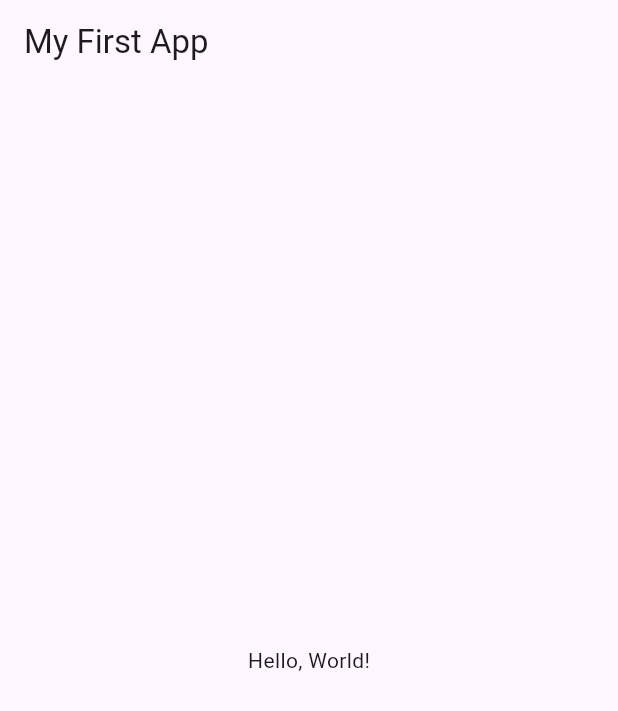
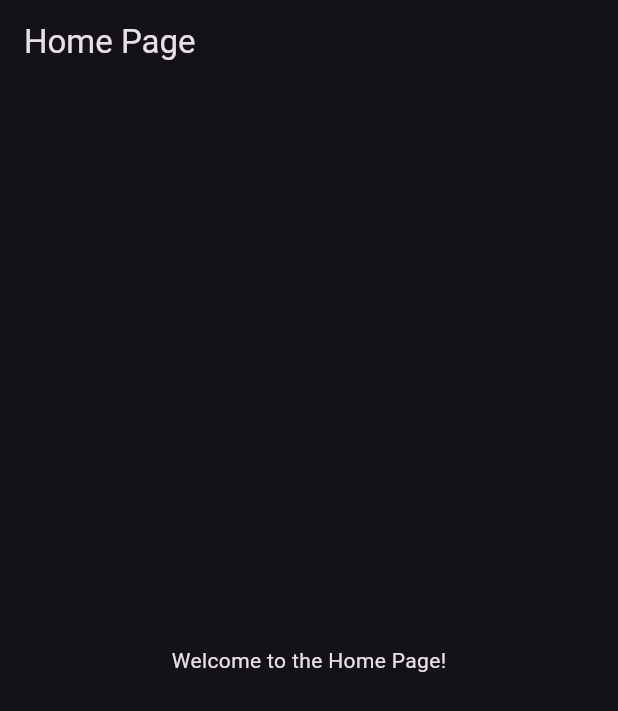
Before and after one commit to WarleyCoutinho/conversor_moedas, a Flutter app: the screen it shows after launch, on a phone screen of 412 x 824 dp. Shown: the top 711 px of the screen. Run offline on Flutter 3.47's test engine with Material 3 defaults, Android fonts, the phone set to English and light mode, and no system bars.

Commit message:
criando a homePage

```diff
--- a/lib/main.dart
+++ b/lib/main.dart
@@ -1,3 +1,4 @@
+import 'package:conversor_moedas/views/home/home_page.dart';
 import 'package:flutter/material.dart';
 
 void main() {
@@ -9,11 +10,6 @@ class MyApp extends StatelessWidget {
 
   @override
   Widget build(BuildContext context) {
-    return MaterialApp(
-      home: Scaffold(
-        appBar: AppBar(title: Text('My First App')),
-        body: Center(child: Text('Hello, World!')),
-      ),
-    );
+    return MaterialApp(theme: ThemeData.dark(), home: HomePage());
   }
 }
--- /dev/null
+++ b/lib/views/home/home_page.dart
@@ -0,0 +1,13 @@
+import 'package:flutter/material.dart';
+
+class HomePage extends StatelessWidget {
+  const HomePage({super.key});
+
+  @override
+  Widget build(BuildContext context) {
+    return Scaffold(
+      appBar: AppBar(title: const Text('Home Page')),
+      body: const Center(child: Text('Welcome to the Home Page!')),
+    );
+  }
+}
```
